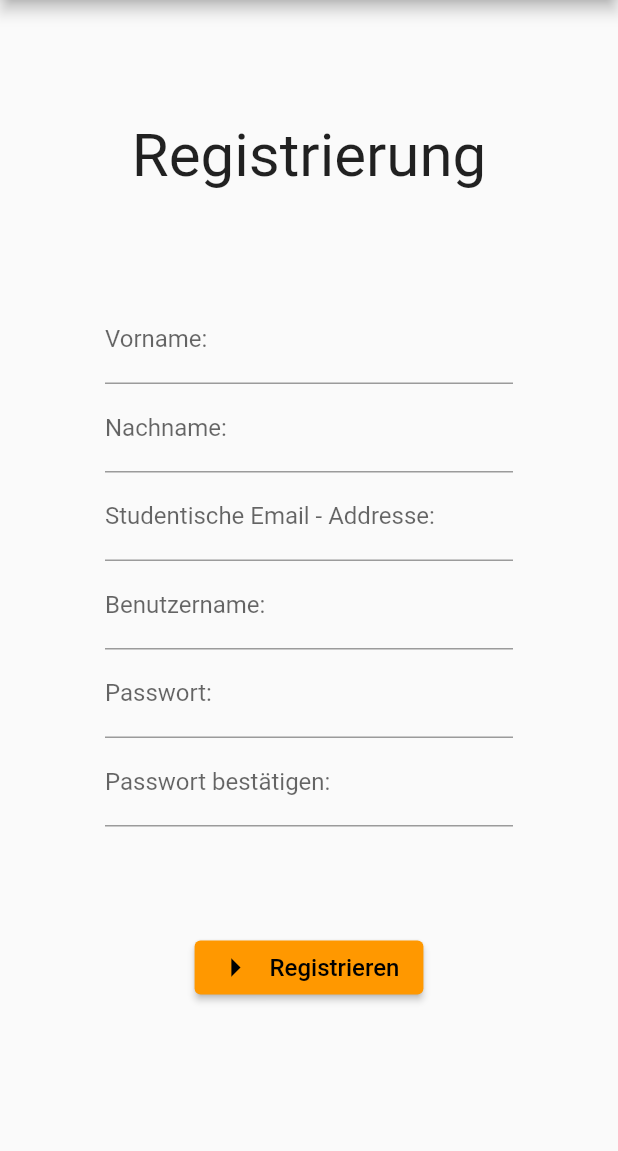
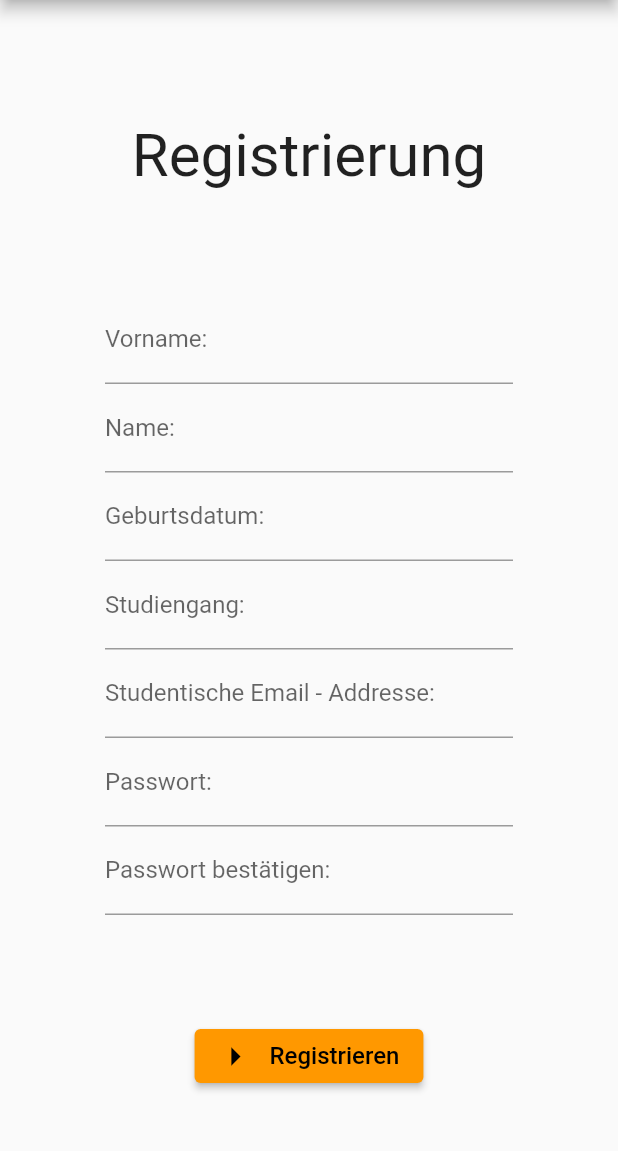
Before and after one commit to samuelNe-Dev/go_mama, a Flutter app: the Registration screen opened directly, on a phone screen of 412 x 824 dp, the part 84-1235 px from its top. Run offline on Flutter 3.47's test engine with Material 2 defaults, Android fonts, the light colour scheme and no system bars; our stand-ins replace firebase_auth, firebase_core, fluttertoast; accounts and stored records are empty.

Commit message:
Added Login, Registration, Verification functionalities with some Bugs

```diff
--- a/lib/register/registration.dart
+++ b/lib/register/registration.dart
@@ -1,46 +1,106 @@
+import 'package:firebase_auth/firebase_auth.dart';
 import 'package:flutter/material.dart';
-import 'package:go_mama/loginHome/loginHome.dart';
+import 'package:fluttertoast/fluttertoast.dart';
+import 'package:go_mama/verify/verify.dart';
 
 /*
 This displays the registration screen. If the registration is fully admitted,
 the user gets back to the starting - login page.
 */
 
-class Registration extends StatelessWidget {
+class Registration extends StatefulWidget {
+  @override
+  _RegistrationState createState() => _RegistrationState();
+}
+
+class _RegistrationState extends State<Registration> {
+  String _email, _password = "";
+  final auth = FirebaseAuth.instance;
+
   @override
   Widget build(BuildContext context) {
     return Scaffold(
         appBar: AppBar(title: Center(child: Text("Go Mama"))),
         body: Container(
-          margin: const EdgeInsets.only(left: 70.0, right: 70.0, top: 80.0,),
-          child: SingleChildScrollView( child: Column(children: <Widget>[
-            Padding(padding: const EdgeInsets.only(bottom: 70), child: Text("Registrierung", style: TextStyle( fontSize: 40))),
-            TextField(
+          margin: const EdgeInsets.only(
+            left: 70.0,
+            right: 70.0,
+            top: 80.0,
+          ),
+          child: SingleChildScrollView(
+              child: Column(children: <Widget>[
+            Padding(
+                padding: const EdgeInsets.only(bottom: 70),
+                child: Text("Registrierung", style: TextStyle(fontSize: 40))),
+            TextFormField(
+              obscureText: true,
               decoration: InputDecoration(labelText: "Vorname: "),
             ),
-            TextField(
-              decoration: InputDecoration(labelText: "Nachname: "),
+            TextFormField(
+              obscureText: true,
+              decoration: InputDecoration(labelText: "Name: "),
             ),
-            TextField(
-              decoration: InputDecoration(labelText: "Studentische Email - Addresse: "), keyboardType: TextInputType.emailAddress,
+            TextFormField(
+              obscureText: true,
+              decoration: InputDecoration(labelText: "Geburtsdatum: "),
             ),
-            TextField(
-              decoration: InputDecoration(labelText: "Benutzername: "),
+            TextFormField(
+              obscureText: true,
+              decoration: InputDecoration(labelText: "Studiengang: "),
             ),
-            TextField(
+            TextFormField(
+              decoration:
+                  InputDecoration(labelText: "Studentische Email - Addresse: "),
+              keyboardType: TextInputType.emailAddress,
+              onChanged: (value) {
+                setState(() {
+                  _email = value.trim();
+                });
+              },
+            ),
+            TextFormField(
+              obscureText: true,
               decoration: InputDecoration(labelText: "Passwort: "),
+              onChanged: (value) {
+                setState(() {
+                  _password = value.trim();
+                });
+              },
             ),
-            TextField(
+            TextFormField(
+              obscureText: true,
               decoration: InputDecoration(labelText: "Passwort bestätigen: "),
             ),
-            Padding(padding: const EdgeInsets.only(top: 70), child: ElevatedButton.icon(
-              onPressed: (){
-                Navigator.pushReplacement(context, MaterialPageRoute(builder: (context)=> LoginHome()));
-              },
-              icon: Icon(Icons.arrow_right, size: 30,),
-              label: Text("Registrieren", style: TextStyle(fontSize: 16))
-            )),
+            Padding(
+                padding: const EdgeInsets.only(top: 70),
+                child: ElevatedButton.icon(
+                    icon: Icon(
+                      Icons.arrow_right,
+                      size: 30,
+                    ),
+                    label: Text("Registrieren", style: TextStyle(fontSize: 16)),
+                    onPressed: () => {
+                      if(_email.contains("@stud.fra-uas.de")){
+                        _signup(_email, _password)
+                      }else{
+                        Fluttertoast.showToast(msg: "Bitte geben Sie eine studentische Email ein. (UAS Frankfurt)",)
+                      }
+
+                    })),
           ])),
         ));
   }
+
+  _signup(String _email, String _password) async {
+    try {
+      await auth.createUserWithEmailAndPassword(
+          email: _email, password: _password);
+
+      //Success
+      Navigator.of(context)
+          .pushReplacement(MaterialPageRoute(builder: (context) => Verify()));
+    } on FirebaseAuthException catch (error) {
+      Fluttertoast.showToast(msg: error.message, gravity: ToastGravity.TOP);
+    }
+  }
 }
--- a/pubspec.yaml
+++ b/pubspec.yaml
@@ -32,6 +32,7 @@ dependencies:
   cupertino_icons: ^1.0.2
   firebase_core: ^1.1.1
   firebase_auth: ^1.1.4
+  fluttertoast: ^8.0.6
 
 dev_dependencies:
   flutter_test:
```
Also changed, not shown: lib/home/home.dart (+17 -1 lines), lib/loginHome/loginHome.dart (+37 -6 lines), lib/verify/verify.dart (added, +57 -0 lines), pubspec.lock, 1 other file.
